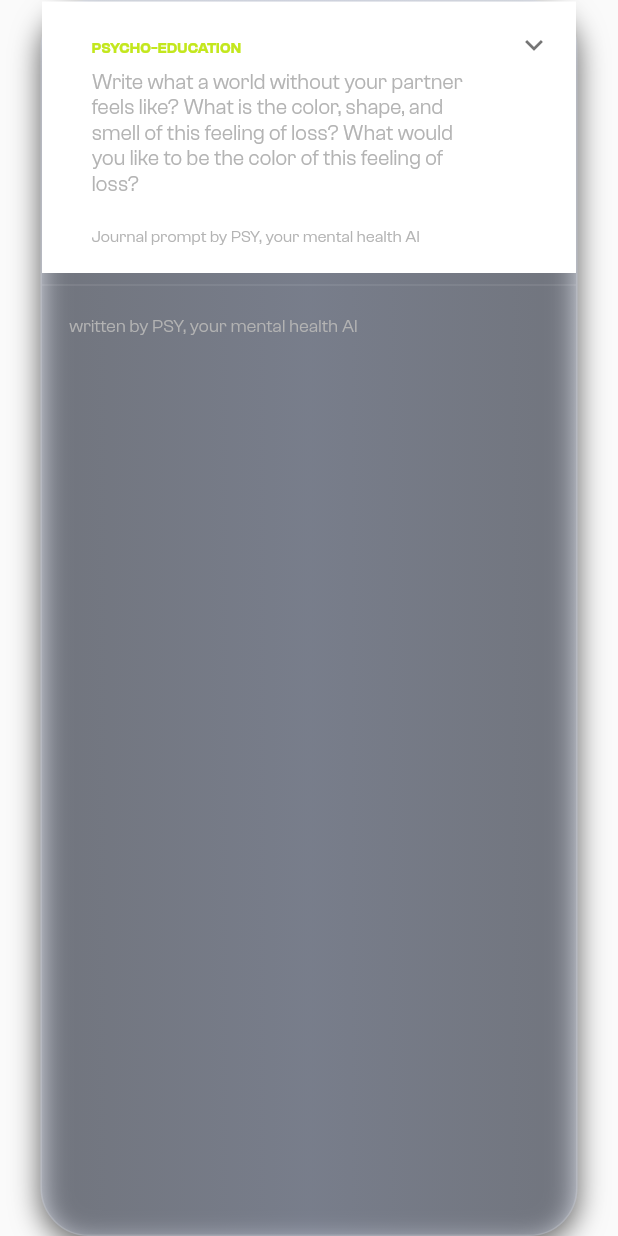
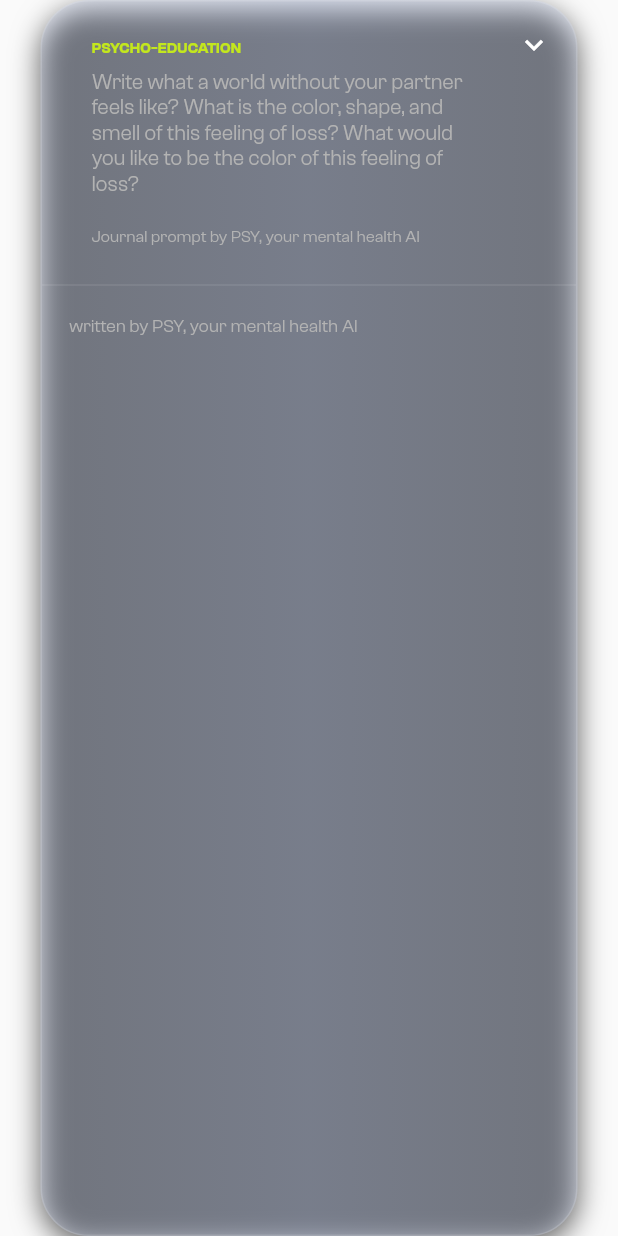
Before and after one commit to Shiv7266/being_challenge, a Flutter app: the PsychoEducationSection widget shown alone on an empty page, opened directly, on a phone screen of 412 x 824 dp. Run offline on Flutter 3.47's test engine with Material 2 defaults, Android fonts, the light colour scheme and no system bars; our stand-ins replace flutter_svg.

Commit message:
first commit

```diff
--- a/lib/home/overview.dart
+++ b/lib/home/overview.dart
@@ -176,7 +176,7 @@ class PsychoEducationSection extends StatelessWidget {
           children: [
             ExpansionTile(
               iconColor: Colors.white,
-              collapsedBackgroundColor: Colors.white,
+              collapsedIconColor: Colors.white,
               title: Column(
                 children: [
                   Padding(
```
